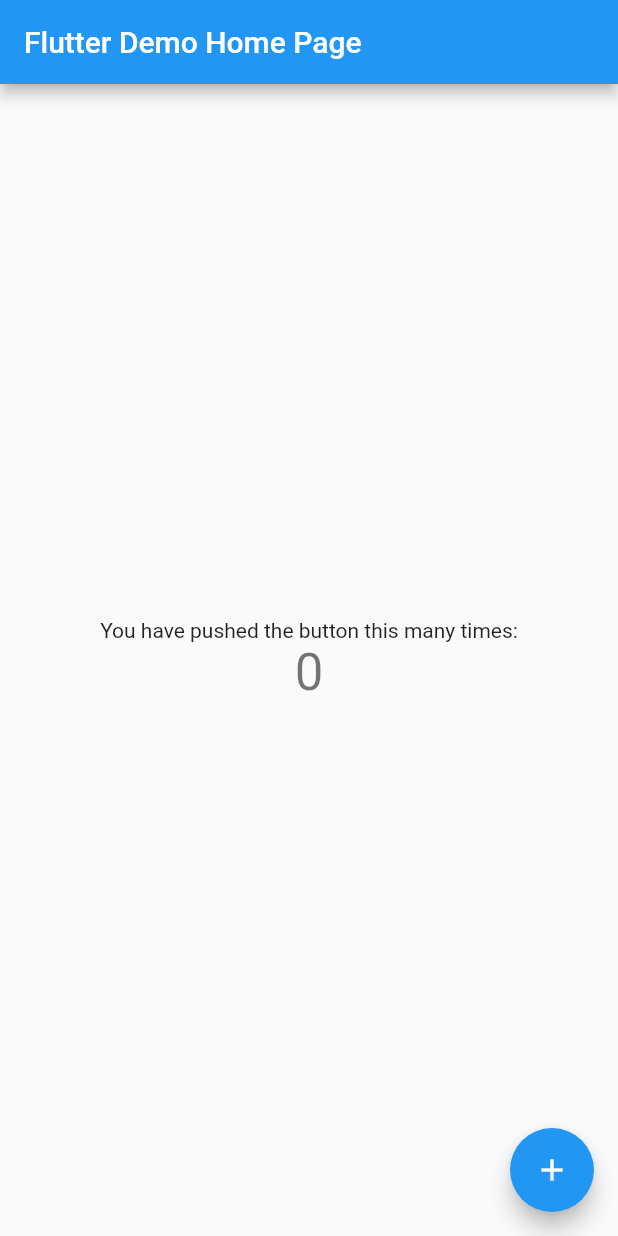
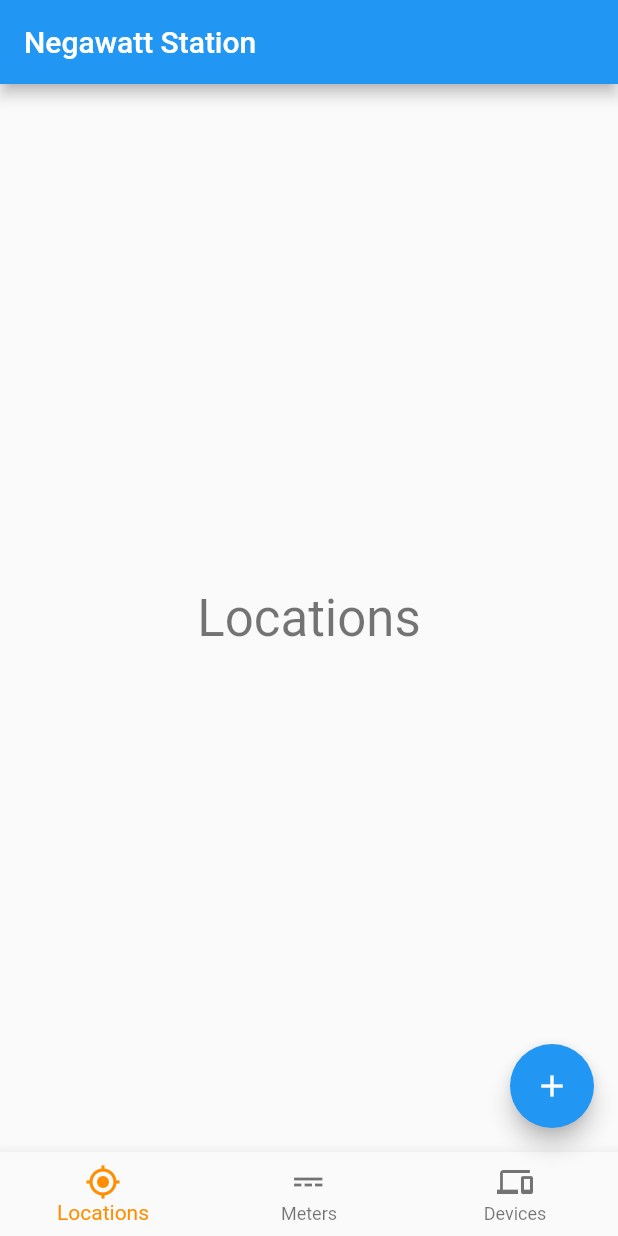
Before and after one commit to EnergyReporter/NWStation, a Flutter app: the screen it shows after launch, on a phone screen of 412 x 824 dp. Run offline on Flutter 3.47's test engine with Material 2 defaults, Android fonts, the phone set to English and light mode, and no system bars.

Commit message:
Add bottom tabs, page placeholders for item lists

```diff
--- a/lib/main.dart
+++ b/lib/main.dart
@@ -1,4 +1,7 @@
 import 'package:flutter/material.dart';
+import 'package:nw_station/pages/DevicesListPage.dart';
+import 'package:nw_station/pages/LocationListPage.dart';
+import 'package:nw_station/pages/MetersListPage.dart';
 
 void main() => runApp(MyApp());
 
@@ -7,7 +10,7 @@
   @override
   Widget build(BuildContext context) {
     return MaterialApp(
-      title: 'Flutter Demo',
+      title: 'Negawatt Station',
       theme: ThemeData(
         // This is the theme of your application.
         //
@@ -20,7 +23,7 @@
         // is not restarted.
         primarySwatch: Colors.blue,
       ),
-      home: MyHomePage(title: 'Flutter Demo Home Page'),
+      home: MyHomePage(title: 'Negawatt Station'),
     );
   }
 }
@@ -44,7 +47,31 @@
 }
 
 class _MyHomePageState extends State<MyHomePage> {
+  PageController _pageController;
+  int _selectedPage = 0;
   int _counter = 0;
+  static const TextStyle optionStyle =
+      TextStyle(fontSize: 30, fontWeight: FontWeight.bold);
+
+  @override
+  void initState() {
+    super.initState();
+    _pageController = new PageController();
+  }
+
+  @override
+  void dispose() {
+    super.dispose();
+    _pageController.dispose();
+  }
+
+  void _onPageBarTapped(int pageIndex) {
+    setState(() {
+      _selectedPage = pageIndex;
+      _pageController.animateToPage(pageIndex,
+          duration: const Duration(milliseconds: 300), curve: Curves.ease);
+    });
+  }
 
   void _incrementCounter() {
     setState(() {
@@ -71,35 +98,33 @@
         // the App.build method, and use it to set our appbar title.
         title: Text(widget.title),
       ),
-      body: Center(
-        // Center is a layout widget. It takes a single child and positions it
-        // in the middle of the parent.
-        child: Column(
-          // Column is also layout widget. It takes a list of children and
-          // arranges them vertically. By default, it sizes itself to fit its
-          // children horizontally, and tries to be as tall as its parent.
-          //
-          // Invoke "debug painting" (press "p" in the console, choose the
-          // "Toggle Debug Paint" action from the Flutter Inspector in Android
-          // Studio, or the "Toggle Debug Paint" command in Visual Studio Code)
-          // to see the wireframe for each widget.
-          //
-          // Column has various properties to control how it sizes itself and
-          // how it positions its children. Here we use mainAxisAlignment to
-          // center the children vertically; the main axis here is the vertical
-          // axis because Columns are vertical (the cross axis would be
-          // horizontal).
-          mainAxisAlignment: MainAxisAlignment.center,
-          children: <Widget>[
-            Text(
-              'You have pushed the button this many times:',
-            ),
-            Text(
-              '$_counter',
-              style: Theme.of(context).textTheme.display1,
-            ),
-          ],
-        ),
+      body: new PageView(
+        children: [
+          new LocationListPage(),
+          new MetersListPage(),
+          new DevicesListPage(),
+        ],
+        onPageChanged: _onPageBarTapped,
+        controller: _pageController,
+      ),
+      bottomNavigationBar: BottomNavigationBar(
+        items: const <BottomNavigationBarItem>[
+          BottomNavigationBarItem(
+            icon: Icon(Icons.my_location),
+            title: Text('Locations'),
+          ),
+          BottomNavigationBarItem(
+            icon: Icon(Icons.power_input),
+            title: Text('Meters'),
+          ),
+          BottomNavigationBarItem(
+            icon: Icon(Icons.devices),
+            title: Text('Devices'),
+          ),
+        ],
+        currentIndex: _selectedPage,
+        selectedItemColor: Colors.amber[800],
+        onTap: _onPageBarTapped,
       ),
       floatingActionButton: FloatingActionButton(
         onPressed: _incrementCounter,
--- /dev/null
+++ b/lib/pages/DevicesListPage.dart
@@ -0,0 +1,8 @@
+import 'package:nw_station/pages/GenericListPage.dart';
+
+class DevicesListPage extends GenericListPage {
+  @override
+  String getPageName() {
+    return "Devices";
+  }
+}
--- /dev/null
+++ b/lib/pages/LocationListPage.dart
@@ -0,0 +1,8 @@
+import 'package:nw_station/pages/GenericListPage.dart';
+
+class LocationListPage extends GenericListPage {
+  @override
+  String getPageName() {
+    return "Locations";
+  }
+}
--- /dev/null
+++ b/lib/pages/MetersListPage.dart
@@ -0,0 +1,8 @@
+import 'package:nw_station/pages/GenericListPage.dart';
+
+class MetersListPage extends GenericListPage {
+  @override
+  String getPageName() {
+    return "Meters";
+  }
+}
```
Also changed, not shown: lib/pages/GenericListPage.dart (added, +25 -0 lines).
